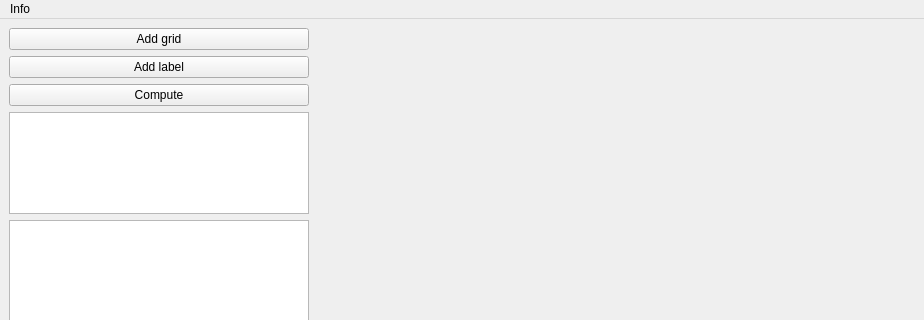
This is silicon_analyser/main_window.ui in TheCrazyT/SiliconAnalyser as Qt 5 draws it before an edit; both pictures show x 0 to 924 and y 0 to 320 of the 924 by 659 pixel window. The edited form follows.
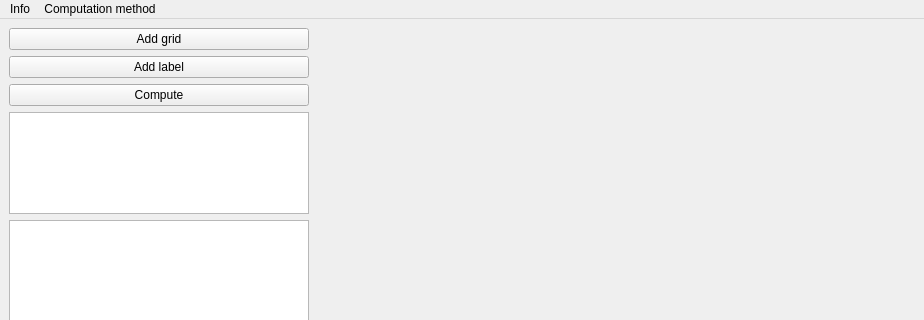
This is the edited form. Custom widgets are drawn as their Qt base class.

Diff of the .ui file:
```diff
--- a/silicon_analyser/main_window.ui
+++ b/silicon_analyser/main_window.ui
@@ -150,7 +150,15 @@
     <addaction name="_actionUrl"/>
     <addaction name="separator"/>
    </widget>
+   <widget class="QMenu" name="menuComputation_method">
+    <property name="title">
+     <string>Computation method</string>
+    </property>
+    <addaction name="_actionDecisionTree"/>
+    <addaction name="_actionNeuralNetwork"/>
+   </widget>
    <addaction name="menuInfo"/>
+   <addaction name="menuComputation_method"/>
   </widget>
   <action name="_actionGridAddRowTop">
    <property name="text">
```
Left out of the diff: 22 changed lines with no effect on the pictures.
